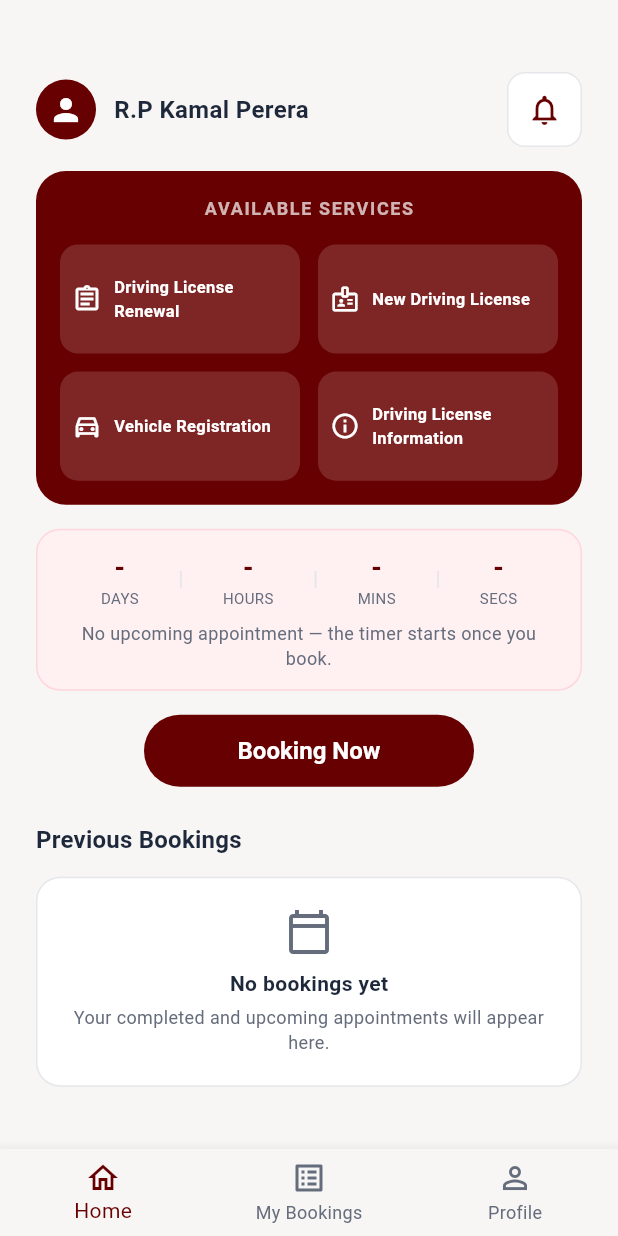
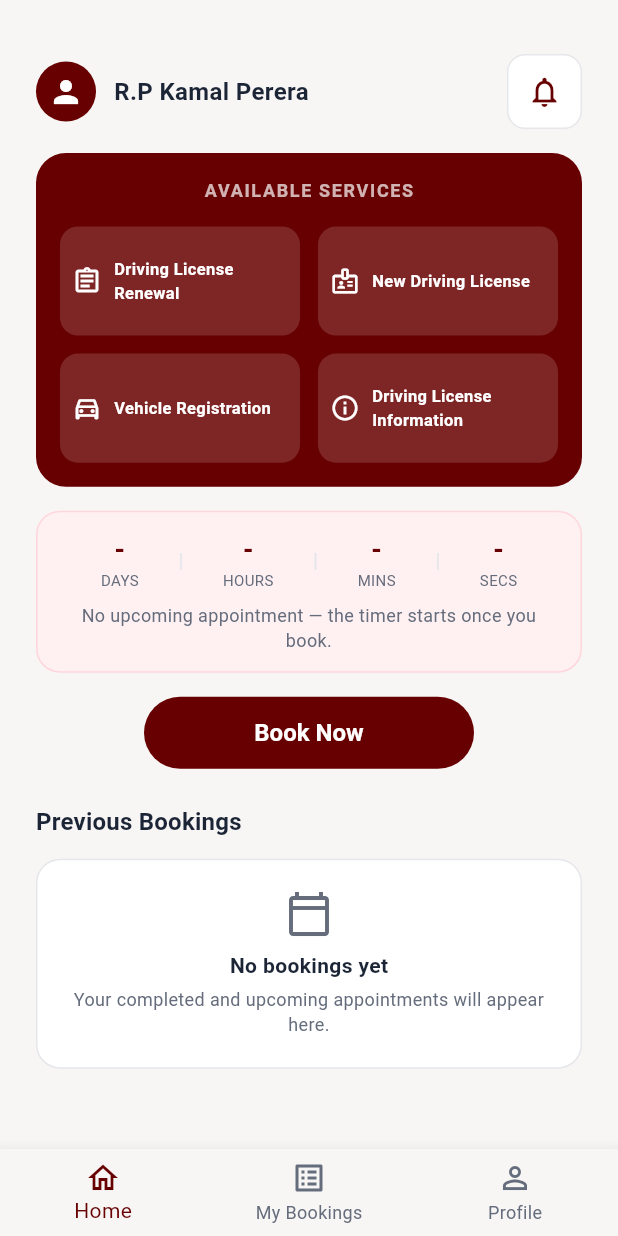
Before and after one commit to SPraneepa/dmt-app, a Flutter app: the HomeScreen screen opened directly, on a phone screen of 412 x 824 dp. Run offline on Flutter 3.47's test engine with Material 3 defaults, Android fonts, the phone set to English and light mode, and no system bars; our stand-ins replace pdf, printing.

Commit message:
Save working state before experimental UI/feature refactoring

```diff
--- a/lib/core/constants/app_color.dart
+++ b/lib/core/constants/app_color.dart
@@ -4,10 +4,10 @@ class AppColors {
   static const Color primaryMaroon = Color(0xFF670000);
   static const Color darkCard = Color(0xFF4A0000);
   static const Color lightBackground = Color(0xFFF8F5F5);
-  static const Color textDark = Color.fromARGB(255, 29, 29, 29);
-  static const Color textPrimary = Color.fromARGB(255, 29, 40, 58);
+  static const Color textDark = Color.fromARGB(255, 18, 18, 18);
+  static const Color textPrimary = Color.fromARGB(255, 27, 37, 54);
   static const Color textSecondary = Color.fromARGB(255, 101, 109, 124);
-  static const Color textMuted = Color.fromARGB(255, 147, 154, 166);
+  static const Color textMuted = Color.fromARGB(255, 107, 113, 123);
   static const Color cardBorder = Color(0xFFE0E0E0);
   static const Color cardSurface = Color(0xFFFFFFFF);
   static const Color divider = Color(0xFFE5E7EB);
--- a/lib/screens/auth/login_screen.dart
+++ b/lib/screens/auth/login_screen.dart
@@ -66,7 +66,7 @@ class _LoginScreenState extends State<LoginScreen> {
                     Text('Log In', style: theme.textTheme.headlineSmall),
                     const SizedBox(height: AppSizes.xs),
                     Text(
-                      'Hi! Welcome back to DMT Appointment booking app',
+                      'Hi! Welcome to DMT Appointment booking app',
                       textAlign: TextAlign.center,
                       style: theme.textTheme.bodyMedium,
                     ),
--- a/lib/screens/home_screen.dart
+++ b/lib/screens/home_screen.dart
@@ -1,3 +1,5 @@
+import 'package:dmt_app/screens/applicant_details_screen.dart';
+import 'package:dmt_app/screens/service_selection_screen.dart';
 import 'package:flutter/material.dart';
 import 'package:provider/provider.dart';
 
@@ -21,7 +23,7 @@ class HomeScreen extends StatelessWidget {
           child: Column(
             crossAxisAlignment: CrossAxisAlignment.start,
             children: [
-              const SizedBox(height: AppSizes.sm),
+              //const SizedBox(height: AppSizes.sm),
               _buildHeader(),
               const SizedBox(height: AppSizes.md),
               if (activeBooking == null)
@@ -340,9 +342,16 @@ class HomeScreen extends StatelessWidget {
             backgroundColor: AppColors.primaryMaroon,
             shape: const StadiumBorder(),
           ),
-          onPressed: () {},
+          onPressed: () {
+            Navigator.push(
+              context,
+              MaterialPageRoute(
+                builder: (context) => const ApplicantDetailsScreen(),
+              ),
+            );
+          },
           child: const Text(
-            'Booking Now',
+            'Book Now',
             style: TextStyle(color: Colors.white, fontWeight: FontWeight.bold),
           ),
         ),
```
